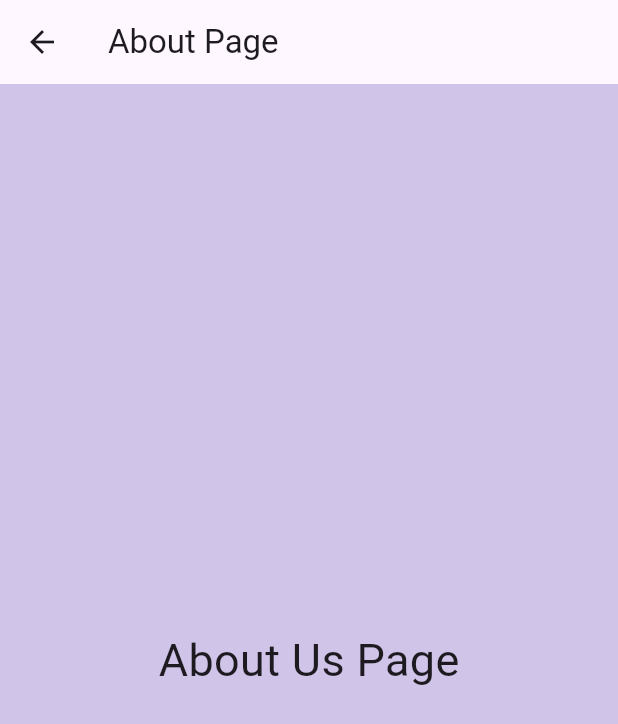
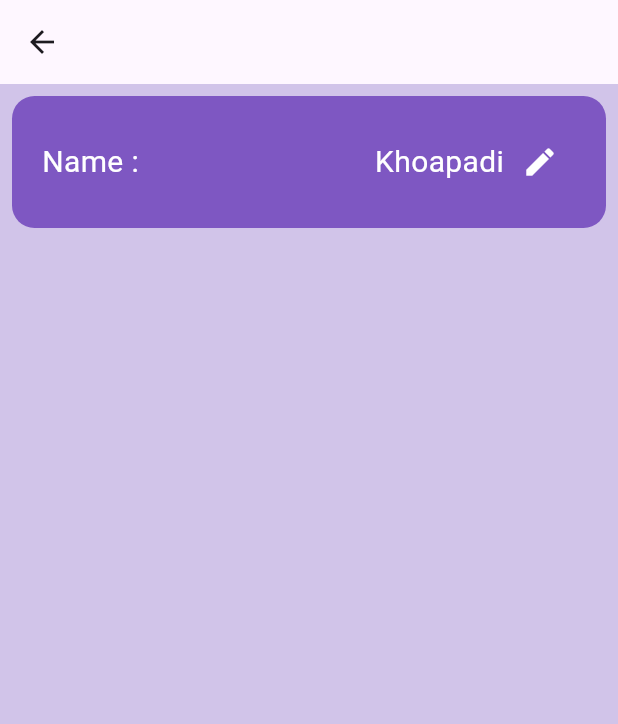
Before and after one commit to PhamVanDong2407/Learn_GetX_Flutter, a Flutter app: the AboutPage screen opened by its route, on a phone screen of 412 x 824 dp. Shown: the top 724 px of the screen. Run offline on Flutter 3.47's test engine with Material 3 defaults, Android fonts, the phone set to English and light mode, and no system bars; our stand-ins replace get.

Commit message:
Learn State Management Part 2

```diff
--- /dev/null
+++ b/lib/controllers/text_editing_controller.dart
@@ -0,0 +1,10 @@
+import 'package:get/get.dart';
+
+class TextEditingControllerClass extends GetxController {
+  var name = ''.obs; // Đây là biến quản lý giá trị của trường nhập liệu
+
+  // Hàm để cập nhật tên
+  void updateName(String newName) {
+    name.value = newName;
+  }
+}
--- a/lib/pages/about_page.dart
+++ b/lib/pages/about_page.dart
@@ -1,25 +1,111 @@
 import 'package:flutter/material.dart';
 import 'package:get/get.dart';
+import '../controllers/text_editing_controller.dart';
 
 class AboutPage extends StatelessWidget {
   const AboutPage({super.key});
 
   @override
   Widget build(BuildContext context) {
+    // Đăng ký và sử dụng TextEditingControllerClass với GetX
+    final TextEditingControllerClass textController = Get.put(TextEditingControllerClass());
+
     return Scaffold(
-      appBar: AppBar(
-        title: const Text('About Page'),
-      ),
-      body: const Padding(
-        padding: EdgeInsets.all(10),
-        child: SafeArea(
-          child: Center(
-            child: Text(
-              'About Us Page',
-              style: TextStyle(
-                fontSize: 30,
+      appBar: AppBar(),
+      body: SafeArea(
+        child: Padding(
+          padding: const EdgeInsets.all(8.0),
+          child: Column(
+            children: [
+              Container(
+                padding: const EdgeInsets.all(20),
+                decoration: BoxDecoration(
+                  color: Colors.deepPurple[400],
+                  borderRadius: BorderRadius.circular(15),
+                ),
+                child: Row(
+                  mainAxisAlignment: MainAxisAlignment.spaceBetween,
+                  children: [
+                    const Text(
+                      'Name : ',
+                      style: TextStyle(
+                        color: Colors.white,
+                        fontSize: 20,
+                      ),
+                    ),
+                    Row(
+                      children: [
+                        // Sử dụng Obx để lắng nghe thay đổi của name và cập nhật giao diện
+                        Obx(
+                          () => Text(
+                            textController.name.value.isEmpty ? 'Khoapadi' : textController.name.value,
+                            style: const TextStyle(
+                              color: Colors.white,
+                              fontSize: 20,
+                            ),
+                          ),
+                        ),
+                        IconButton(
+                          onPressed: () {
+                            // Hiển thị dialog để người dùng nhập tên mới
+                            Get.defaultDialog(
+                              title: "Enter your name",
+                              content: Column(
+                                children: [
+                                  Row(
+                                    children: [
+                                      // TextFormField sử dụng controller để theo dõi giá trị
+                                      Expanded(
+                                        child: TextFormField(
+                                          controller: TextEditingController(text: textController.name.value),
+                                          // Khởi tạo giá trị cho TextFormField
+                                          decoration: const InputDecoration(
+                                            labelText: "Name",
+                                          ),
+                                          onChanged: (value) {
+                                            textController
+                                                .updateName(value); // Cập nhật giá trị của name khi người dùng nhập
+                                          },
+                                        ),
+                                      ),
+                                    ],
+                                  ),
+                                  const SizedBox(height: 20),
+                                  Row(
+                                    mainAxisAlignment: MainAxisAlignment.center,
+                                    children: [
+                                      // Nút Cancel
+                                      OutlinedButton(
+                                        onPressed: () {
+                                          Get.back(); // Đóng dialog khi nhấn Cancel
+                                        },
+                                        child: const Text('Cancel'),
+                                      ),
+                                      const SizedBox(width: 20),
+                                      // Nút Save
+                                      ElevatedButton(
+                                        onPressed: () {
+                                          Get.back(); // Đóng dialog khi nhấn Save
+                                        },
+                                        child: const Text('Save'),
+                                      ),
+                                    ],
+                                  ),
+                                ],
+                              ),
+                            );
+                          },
+                          icon: const Icon(
+                            Icons.edit,
+                            color: Colors.white,
+                          ),
+                        ),
+                      ],
+                    ),
+                  ],
+                ),
               ),
-            ),
+            ],
           ),
         ),
       ),
```
